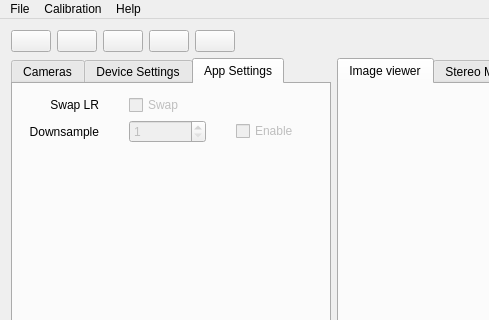
Old version of the form src/mainwindow.ui in the repository i3drobotics/stereo-vision-toolkit; both pictures show x 0 to 489 and y 0 to 320 of the 1200 by 800 pixel window.
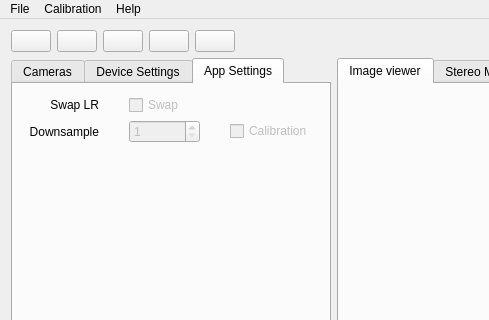
New version of the form. The open tabs and pages were chosen to show the change.

Patch:
```diff
--- a/src/mainwindow.ui
+++ b/src/mainwindow.ui
@@ -979,7 +979,7 @@
                     <bool>false</bool>
                    </property>
                    <property name="text">
-                    <string>Enable</string>
+                    <string>Calibration</string>
                    </property>
                   </widget>
                  </item>
```
Left out of the diff: 2 changed lines with no effect on the pictures.
